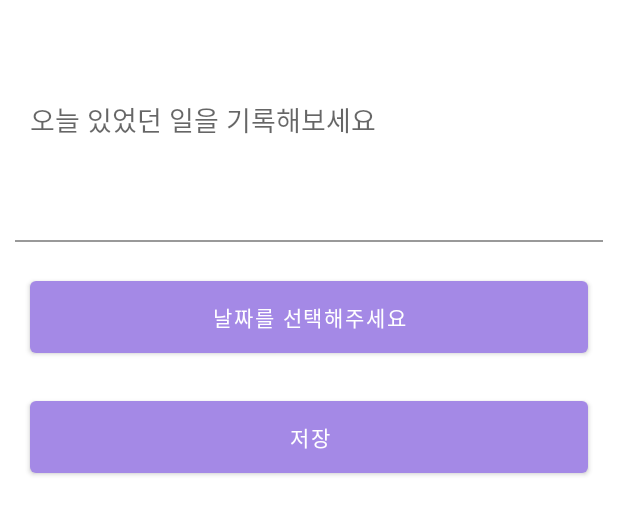
After one commit to minju1459/Andamiro_memo, an Android app: the layout custom_dialog.xml on its own in the app's theme, with its tools: preview values and no code run, on a phone screen of 412 x 824 dp. The commit adds this screen. Shown: the top 515 px of the screen. Run offline under Robolectric (Android 15) with nearby library versions, the phone set to English and light mode, and no system bars.

Commit message:
다이얼로그 화면

```diff
--- a/app/src/main/res/layout/activity_splash.xml
+++ b/app/src/main/res/layout/activity_splash.xml
@@ -11,15 +11,15 @@
   <TextView
       android:layout_width="match_parent"
       android:layout_height="wrap_content"
-      android:text="너의 행복지수는\n지금 어때?"
+      android:text="너의 행복 지수는\n지금 어때?"
       android:textColor="@color/white"
       android:textSize="25sp"
       android:gravity="center"
+      android:textStyle="bold"
       app:layout_constraintBottom_toBottomOf="parent"
       app:layout_constraintEnd_toEndOf="parent"
       app:layout_constraintStart_toStartOf="parent"
       app:layout_constraintTop_toTopOf="parent">
-
   </TextView>
 
 </androidx.constraintlayout.widget.ConstraintLayout>
--- /dev/null
+++ b/app/src/main/res/layout/custom_dialog.xml
@@ -0,0 +1,42 @@
+<?xml version="1.0" encoding="utf-8"?>
+<LinearLayout
+    xmlns:android="http://schemas.android.com/apk/res/android"
+    xmlns:app="http://schemas.android.com/apk/res-auto"
+    android:layout_width="match_parent"
+    android:layout_height="match_parent"
+    android:orientation="vertical">
+
+    <EditText
+        android:id="@+id/DairyMemo"
+        android:layout_width="match_parent"
+        android:layout_height="120dp"
+        android:layout_margin="20dp"
+        android:hint="오늘 있었던 일을 기록해보세요"
+        android:background="@android:color/transparent"/>
+
+    <LinearLayout
+        android:layout_width="match_parent"
+        android:background="#999999"
+        android:layout_marginLeft="10dp"
+        android:layout_marginRight="10dp"
+        android:layout_height="1dp"/>
+
+    <Button
+        android:id="@+id/dateSelectBtn"
+        android:layout_width="match_parent"
+        android:layout_height="60dp"
+        android:layout_margin="20dp"
+        android:text="날짜를 선택해주세요"
+        app:backgroundTint="#A489E6" />
+
+    <Button
+        android:id="@+id/saveBtn"
+        android:text="저장"
+        android:textColor="@color/white"
+        android:layout_marginLeft="20dp"
+        android:layout_marginRight="20dp"
+        android:layout_width="match_parent"
+        android:layout_height="60dp"
+        app:backgroundTint="#A489E6"/>
+
+</LinearLayout>
```
Also changed, not shown: app/src/main/AndroidManifest.xml (+8 -9 lines), app/src/main/java/com/example/fb_login_test/MainActivity.kt (+4 -18 lines), app/src/main/java/com/example/fb_login_test/SplashActivity.kt (+36 -4 lines), app/src/main/res/layout/activity_main.xml (+13 -6 lines), app/src/main/res/drawable/write_btn.png (added).
